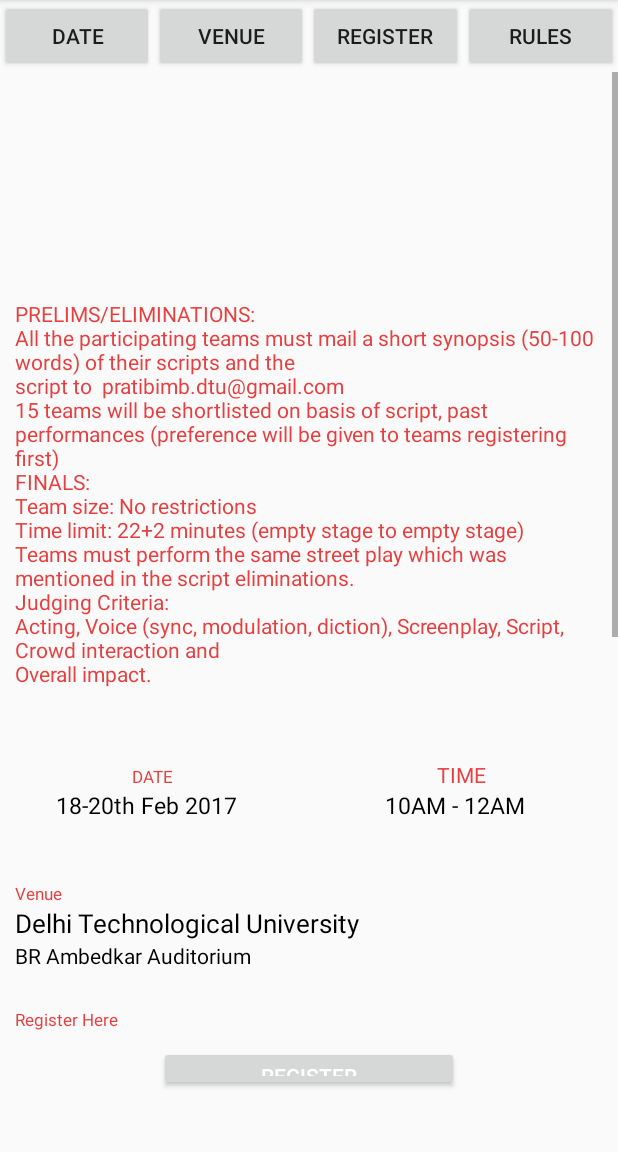
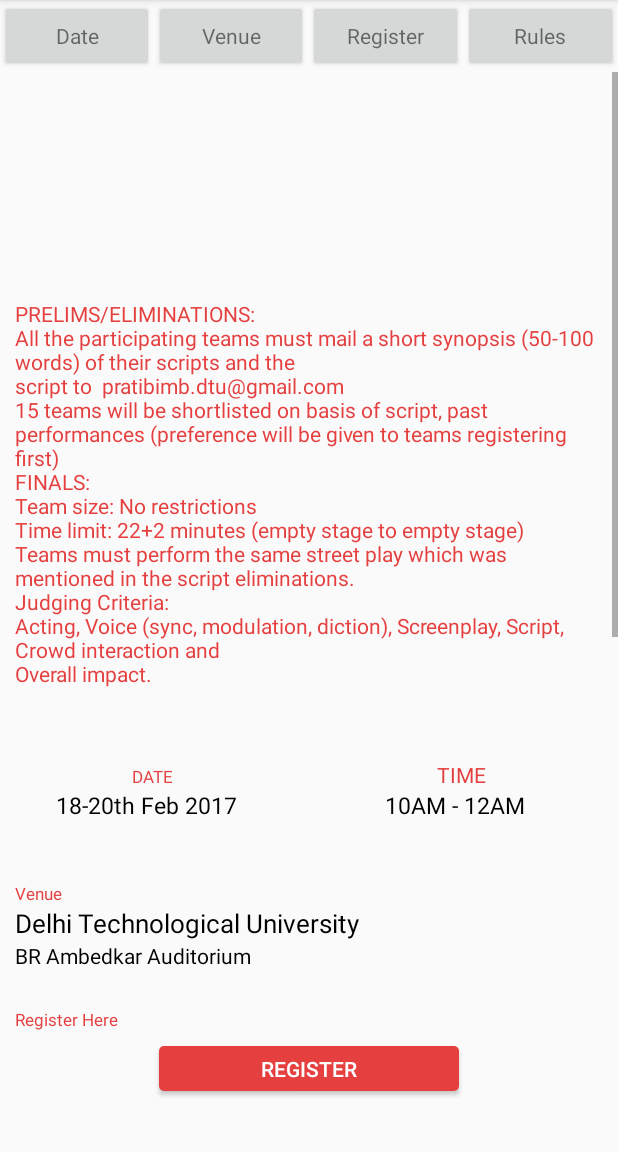
Before and after one commit to batbrain7/EngifestApp, an Android app: the EventDetailActivity screen opened directly, with no data from a screen before it, on a phone screen of 412 x 824 dp, the part 84-1236 px from its top. Run offline under Robolectric (Android 15) with nearby library versions, the phone set to English and light mode, and no system bars.

Commit message:
Scroll is perfect now

```diff
--- a/app/src/main/java/com/example/shubham/engifestapp/Activities/EventDetailActivity.java
+++ b/app/src/main/java/com/example/shubham/engifestapp/Activities/EventDetailActivity.java
@@ -3,6 +3,7 @@
 import android.os.Handler;
 import android.support.v7.app.AppCompatActivity;
 import android.os.Bundle;
+import android.util.DisplayMetrics;
 import android.view.View;
 import android.widget.Button;
 import android.widget.ImageView;
@@ -28,7 +29,7 @@
         textView2 = findViewById(R.id.eventdate);
         textView3 = findViewById(R.id.eventtime);
         textView4 = findViewById(R.id.master_venue);
-        textView5= (TextView)findViewById(R.id.eventvenue);
+        textView5= findViewById(R.id.eventvenue);
         textView7 = findViewById(R.id.rulesregul);
         textView6 = findViewById(R.id.rules_event);
         textView8 = findViewById(R.id.offlink);
@@ -41,15 +42,15 @@
         venue = findViewById(R.id.venue);
         register = findViewById(R.id.register_link);
 
+        DisplayMetrics displayMetrics = new DisplayMetrics();
+        getWindowManager().getDefaultDisplay().getMetrics(displayMetrics);
+        final int height = displayMetrics.heightPixels;
+        int width = displayMetrics.widthPixels;
+
        date.setOnClickListener(new View.OnClickListener() {
            @Override
            public void onClick(View view) {
-                new Handler().post(new Runnable() {
-                    @Override
-                    public void run() {
-                        scrollView.scrollTo(0,textView2.getTop());
-                    }
-                });
+               scrollView.smoothScrollTo(0,textView2.getTop() + height/2);
            }
        });
 
@@ -59,7 +60,7 @@
                new Handler().post(new Runnable() {
                    @Override
                    public void run() {
-                       scrollView.scrollTo(0,textView4.getBottom());
+                       scrollView.smoothScrollTo(0,textView4.getBottom() + height/2);
                    }
                });
            }
@@ -71,7 +72,7 @@
                new Handler().post(new Runnable() {
                    @Override
                    public void run() {
-                       scrollView.scrollTo(0,button.getTop());
+                       scrollView.smoothScrollTo(0,button.getTop() + height/2);
                    }
                });
            }
@@ -83,11 +84,18 @@
                new Handler().post(new Runnable() {
                    @Override
                    public void run() {
-                       scrollView.scrollTo(0,textView7.getTop());
+                       scrollView.smoothScrollTo(0,textView7.getTop() + height/2);
                    }
                });
            }
        });
 
     }
+
+    public void scrolltoCenter(TextView view) {
+        int endPos = (int)view.getRootView().getX();
+        int halfHeight = (int) view.getRootView().getY()/2;
+
+        scrollView.smoothScrollTo(0,endPos + halfHeight - scrollView.getHeight()/2);
+    }
 }
--- /dev/null
+++ b/app/src/main/res/drawable-hdpi/shape_button.xml
@@ -0,0 +1,6 @@
+<?xml version="1.0" encoding="utf-8"?>
+<shape xmlns:android="http://schemas.android.com/apk/res/android"
+    android:shape="rectangle" android:padding="10dp">
+    <solid android:color="#e53f3f"/>
+    <corners android:radius="3.5dp"/>
+</shape>
--- a/app/src/main/res/layout/activity_event_detail.xml
+++ b/app/src/main/res/layout/activity_event_detail.xml
@@ -17,12 +17,14 @@
             android:layout_height="wrap_content"
             android:layout_weight="1"
             android:id="@+id/date_time"
+            android:textAppearance="?android:textAppearanceSmall"
             android:text="Date"
             />
         <Button
             android:layout_width="wrap_content"
             android:layout_height="wrap_content"
             android:layout_weight="1"
+            android:textAppearance="?android:textAppearanceSmall"
             android:id="@+id/venue"
             android:text="Venue"
             />
@@ -30,6 +32,7 @@
             android:layout_width="wrap_content"
             android:layout_height="wrap_content"
             android:layout_weight="1"
+            android:textAppearance="?android:textAppearanceSmall"
             android:id="@+id/register_link"
             android:text="Register"
             />
@@ -37,6 +40,7 @@
             android:layout_width="wrap_content"
             android:layout_height="wrap_content"
             android:layout_weight="1"
+            android:textAppearance="?android:textAppearanceSmall"
             android:id="@+id/rules_regulations"
             android:text="Rules"
             />
@@ -187,6 +191,7 @@
                 android:text="register"
                 android:id="@+id/regbutton"
                 android:textColor="#fff"
+                android:background="@drawable/shape_button"
                 android:layout_marginBottom="30dp"
                 android:layout_gravity="center"
                 />
```
